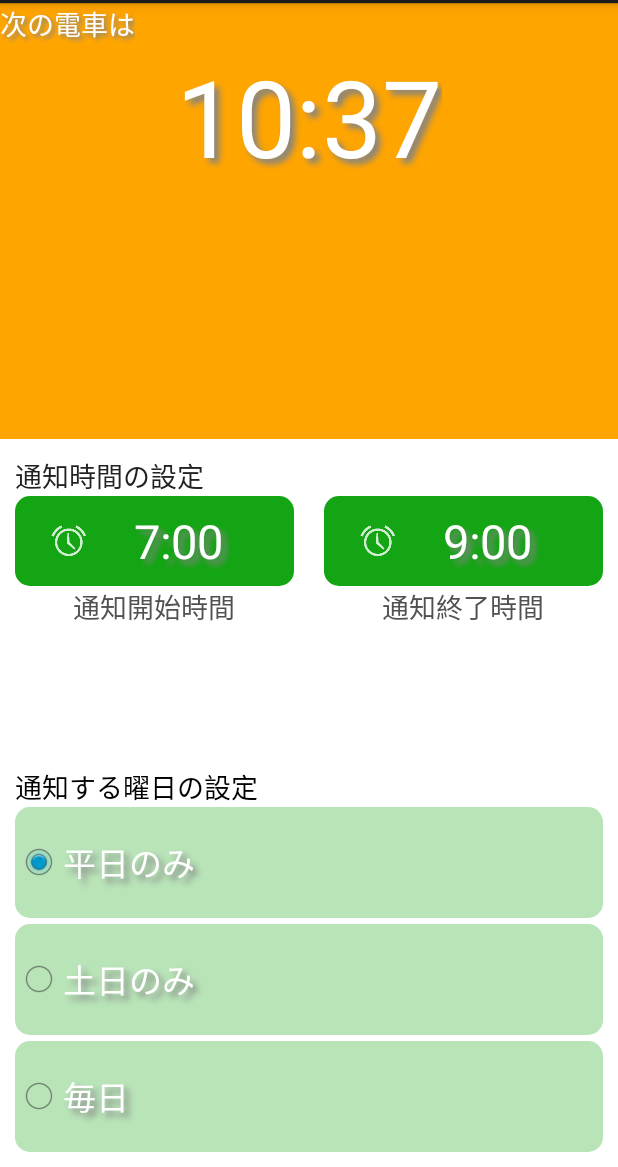
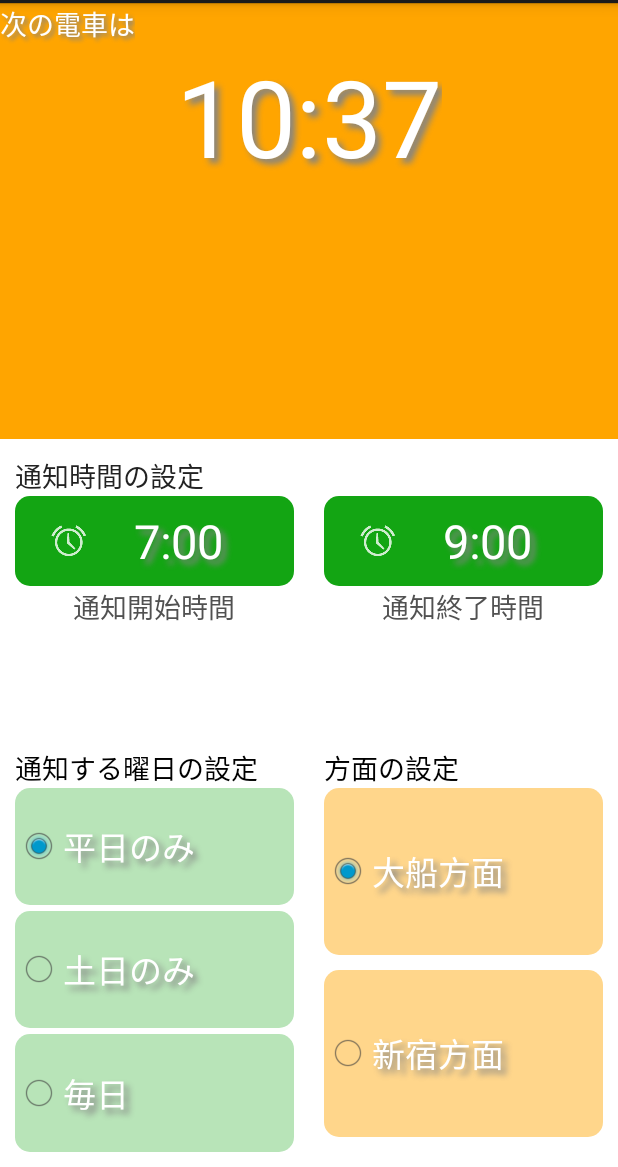
Before and after one commit to yuuuuuyuuuu/trainnotificator, an Android app: the screen it shows after launch (MainActivity), on a phone screen of 412 x 824 dp, the part 69-1236 px from its top. Run offline under Robolectric (Android 15) with nearby library versions, the phone set to English and light mode, and no system bars.

Commit message:
:new: add orange colored directio setting

```diff
--- /dev/null
+++ b/TrainNotificator/app/src/main/res/drawable-hdpi/round_button_deep_orange.xml
@@ -0,0 +1,7 @@
+<?xml version="1.0" encoding="utf-8"?>
+<shape xmlns:android="http://schemas.android.com/apk/res/android"
+    android:shape="rectangle">
+    <solid android:color="@color/deep_orange" />
+    <corners android:radius="10dp"/>>
+
+</shape>
--- /dev/null
+++ b/TrainNotificator/app/src/main/res/drawable-hdpi/round_button_pale_orange.xml
@@ -0,0 +1,7 @@
+<?xml version="1.0" encoding="utf-8"?>
+<shape xmlns:android="http://schemas.android.com/apk/res/android"
+    android:shape="rectangle">
+    <solid android:color="@color/pale_orange" />
+    <corners android:radius="10dp"/>>
+
+</shape>
--- /dev/null
+++ b/TrainNotificator/app/src/main/res/drawable-hdpi/round_orange_button.xml
@@ -0,0 +1,11 @@
+<?xml version="1.0" encoding="utf-8"?>
+
+<selector xmlns:android="http://schemas.android.com/apk/res/android">
+
+    <item android:state_pressed="true" android:drawable="@drawable/round_button_pale_orange">
+    </item>
+
+    <item android:drawable="@drawable/round_button_deep_orange">
+    </item>
+
+</selector>
--- a/TrainNotificator/app/src/main/res/layout/fragment_setting.xml
+++ b/TrainNotificator/app/src/main/res/layout/fragment_setting.xml
@@ -116,23 +116,22 @@
             android:orientation="horizontal"
             android:layout_width="fill_parent"
             android:layout_height="0dp"
-            android:layout_weight="0.5">
+            android:layout_weight="7">
+
+            <LinearLayout
+                android:orientation="vertical"
+                android:layout_width="0dp"
+                android:layout_height="match_parent"
+                android:layout_weight="1">
 
                 <TextView
                     android:layout_width="wrap_content"
                     android:layout_height="wrap_content"
                     android:textAppearance="?android:attr/textAppearanceMedium"
                     android:text="@string/label_setting_notification_date"
-                android:id="@+id/textView4"
-                android:layout_marginLeft="10dp"
-                android:layout_gravity="bottom" />
-        </LinearLayout>
+                    android:id="@+id/textView5"
+                    android:layout_marginLeft="10dp" />
 
-        <LinearLayout
-            android:orientation="horizontal"
-            android:layout_width="fill_parent"
-            android:layout_height="0dp"
-            android:layout_weight="3">
                 <RadioGroup
                     android:layout_width="match_parent"
                     android:layout_height="match_parent"
@@ -189,8 +188,74 @@
                         android:shadowDx="5"
                         android:shadowDy="5"
                         android:shadowRadius="5"/>
+
                 </RadioGroup>
+
             </LinearLayout>
+
+            <LinearLayout
+                android:orientation="vertical"
+                android:layout_width="0dp"
+                android:layout_height="match_parent"
+                android:layout_weight="1">
+
+                <TextView
+                    android:layout_width="wrap_content"
+                    android:layout_height="wrap_content"
+                    android:textAppearance="?android:attr/textAppearanceMedium"
+                    android:text="@string/label_setting_direction_title"
+                    android:id="@+id/textView4"
+                    android:layout_marginLeft="10dp"
+                    android:layout_gravity="bottom" />
+
+                <RadioGroup
+                    android:layout_width="match_parent"
+                    android:layout_height="match_parent"
+                    android:orientation="vertical"
+                    android:id="@+id/radioGroup">
+
+                    <RadioButton
+                        android:layout_width="match_parent"
+                        android:layout_height="wrap_content"
+                        android:layout_weight="1"
+                        android:checked="true"
+                        android:text="@string/label_direction_ofuna"
+                        android:id="@+id/radioButton_direction1"
+                        android:background="@drawable/round_button_pale_orange"
+                        android:layout_marginLeft="10dp"
+                        android:layout_marginRight="10dp"
+                        android:textColor="@color/white"
+                        android:textSize="10pt"
+                        android:layout_marginTop="0dp"
+                        android:layout_marginBottom="10dp"
+                        android:shadowColor="@color/gray"
+                        android:shadowDx="5"
+                        android:shadowDy="5"
+                        android:shadowRadius="5" />
+
+                    <RadioButton
+                        android:layout_width="match_parent"
+                        android:layout_height="wrap_content"
+                        android:layout_weight="1"
+                        android:text="@string/label_direction_shinjuku"
+                        android:id="@+id/radioButton_direction2"
+                        android:background="@drawable/round_button_pale_orange"
+                        android:layout_marginLeft="10dp"
+                        android:layout_marginRight="10dp"
+                        android:textColor="@color/white"
+                        android:textSize="10pt"
+                        android:layout_marginTop="0dp"
+                        android:layout_marginBottom="20dp"
+                        android:shadowColor="@color/gray"
+                        android:shadowDx="5"
+                        android:shadowDy="5"
+                        android:shadowRadius="5" />
+
+                </RadioGroup>
             </LinearLayout>
 
         </LinearLayout>
+
+    </LinearLayout>
+
+</LinearLayout>
--- a/TrainNotificator/app/src/main/res/layout/fragment_train_info.xml
+++ b/TrainNotificator/app/src/main/res/layout/fragment_train_info.xml
@@ -3,7 +3,7 @@
 <LinearLayout xmlns:android="http://schemas.android.com/apk/res/android"
     android:orientation="vertical" android:layout_width="match_parent"
     android:layout_height="match_parent"
-    android:background="@color/pale_orange">
+    android:background="@color/deep_orange">
 
     <TextView
         android:layout_width="wrap_content"
--- a/TrainNotificator/app/src/main/res/values/colors.xml
+++ b/TrainNotificator/app/src/main/res/values/colors.xml
@@ -5,6 +5,8 @@
     <color name="darkgray">#515151</color>
     <color name="white">#FFFFFF</color>
     <color name="almost_black">#222222</color>
-    <color name="pale_orange">#FFA500</color>
-    <color name="pale_green">#82FF82</color>
+    <color name="deep_orange">#FFA500</color>
+    <color name="pale_orange">#FFD68B</color>
+    <color name="deep_green">#13A513</color>
+    <color name="pale_green">#b8e4b8</color>
 </resources>
--- a/TrainNotificator/app/src/main/res/values/strings.xml
+++ b/TrainNotificator/app/src/main/res/values/strings.xml
@@ -18,6 +18,9 @@
     <string name="label_notification_title">次の湘南新宿ライン</string>
     <string name="label_notification_message_prefix">次の湘南新宿ラインは</string>
     <string name="label_notification_message_suffix">です。</string>
+    <string name="label_setting_direction_title">方面の設定</string>
+    <string name="label_direction_shinjuku">新宿方面</string>
+    <string name="label_direction_ofuna">大船方面</string>
 
 
 </resources>
```
Lines whose indentation alone changed are shown as unchanged.
